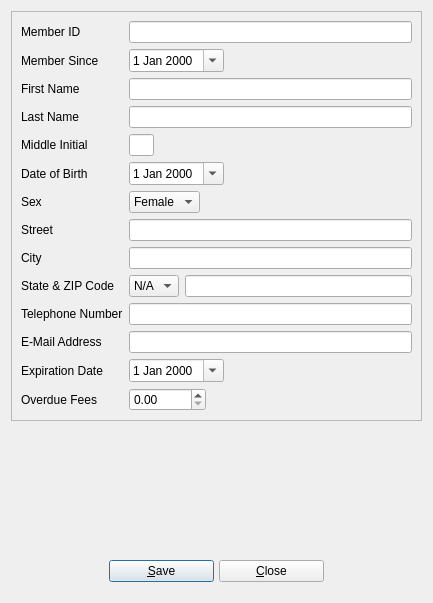
textbrowser/biblioteq, file userinfo.ui: the form before one commit.
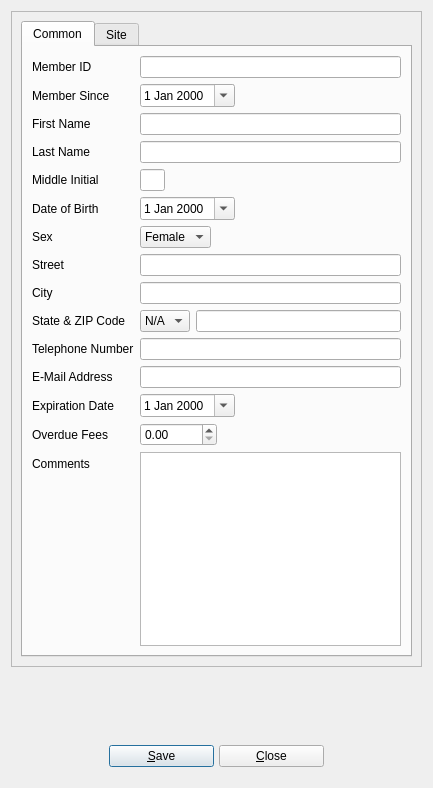
The form after the commit. Icons and pictures are not drawn.

```diff
--- a/userinfo.ui
+++ b/userinfo.ui
@@ -7,7 +7,7 @@
     <x>0</x>
     <y>0</y>
     <width>433</width>
-    <height>603</height>
+    <height>788</height>
    </rect>
   </property>
   <property name="windowTitle">
@@ -28,7 +28,244 @@
      </property>
      <layout class="QGridLayout">
       <item row="0" column="0">
-       <layout class="QGridLayout">
+       <widget class="QTabWidget" name="tabWidget">
+        <property name="currentIndex">
+         <number>0</number>
+        </property>
+        <widget class="QWidget" name="tab">
+         <attribute name="title">
+          <string>Common</string>
+         </attribute>
+         <layout class="QFormLayout" name="formLayout_2">
+          <item row="0" column="0">
+           <widget class="QLabel" name="label_5">
+            <property name="text">
+             <string>Member ID</string>
+            </property>
+           </widget>
+          </item>
+          <item row="0" column="1">
+           <widget class="QLineEdit" name="memberid">
+            <property name="maxLength">
+             <number>16</number>
+            </property>
+           </widget>
+          </item>
+          <item row="1" column="0">
+           <widget class="QLabel" name="label_9">
+            <property name="text">
+             <string>Member Since</string>
+            </property>
+           </widget>
+          </item>
+          <item row="1" column="1">
+           <layout class="QHBoxLayout">
+            <item>
+             <widget class="QDateEdit" name="membersince">
+              <property name="enabled">
+               <bool>true</bool>
+              </property>
+              <property name="readOnly">
+               <bool>false</bool>
+              </property>
+              <property name="calendarPopup">
+               <bool>true</bool>
+              </property>
+             </widget>
+            </item>
+            <item>
+             <spacer>
+              <property name="orientation">
+               <enum>Qt::Horizontal</enum>
+              </property>
+              <property name="sizeHint" stdset="0">
+               <size>
+                <width>40</width>
+                <height>20</height>
+               </size>
+              </property>
+             </spacer>
+            </item>
+           </layout>
+          </item>
+          <item row="2" column="0">
+           <widget class="QLabel" name="label">
+            <property name="text">
+             <string>First Name</string>
+            </property>
+           </widget>
+          </item>
+          <item row="2" column="1">
+           <widget class="QLineEdit" name="firstName">
+            <property name="maxLength">
+             <number>128</number>
+            </property>
+           </widget>
+          </item>
+          <item row="3" column="0">
+           <widget class="QLabel" name="label_4">
+            <property name="text">
+             <string>Last Name</string>
+            </property>
+           </widget>
+          </item>
+          <item row="3" column="1">
+           <widget class="QLineEdit" name="lastName">
+            <property name="maxLength">
+             <number>128</number>
+            </property>
+           </widget>
+          </item>
+          <item row="4" column="0">
+           <widget class="QLabel" name="label_8">
+            <property name="text">
+             <string>Middle Initial</string>
+            </property>
+           </widget>
+          </item>
+          <item row="4" column="1">
+           <layout class="QHBoxLayout">
+            <item>
+             <widget class="QLineEdit" name="middle">
+              <property name="minimumSize">
+               <size>
+                <width>25</width>
+                <height>0</height>
+               </size>
+              </property>
+              <property name="maximumSize">
+               <size>
+                <width>25</width>
+                <height>16777215</height>
+               </size>
+              </property>
+              <property name="maxLength">
+               <number>1</number>
+              </property>
+             </widget>
+            </item>
+            <item>
+             <spacer>
+              <property name="orientation">
+               <enum>Qt::Horizontal</enum>
+              </property>
+              <property name="sizeHint" stdset="0">
+               <size>
+                <width>40</width>
+                <height>20</height>
+               </size>
+              </property>
+             </spacer>
+            </item>
+           </layout>
+          </item>
+          <item row="5" column="0">
+           <widget class="QLabel" name="label_10">
+            <property name="text">
+             <string>Date of Birth</string>
+            </property>
+           </widget>
+          </item>
+          <item row="5" column="1">
+           <layout class="QHBoxLayout">
+            <item>
+             <widget class="QDateEdit" name="dob">
+              <property name="readOnly">
+               <bool>false</bool>
+              </property>
+              <property name="calendarPopup">
+               <bool>true</bool>
+              </property>
+             </widget>
+            </item>
+            <item>
+             <spacer>
+              <property name="orientation">
+               <enum>Qt::Horizontal</enum>
+              </property>
+              <property name="sizeHint" stdset="0">
+               <size>
+                <width>40</width>
+                <height>20</height>
+               </size>
+              </property>
+             </spacer>
+            </item>
+           </layout>
+          </item>
+          <item row="6" column="0">
+           <widget class="QLabel" name="label_11">
+            <property name="text">
+             <string>Sex</string>
+            </property>
+           </widget>
+          </item>
+          <item row="6" column="1">
+           <layout class="QHBoxLayout">
+            <item>
+             <widget class="QComboBox" name="sex">
+              <item>
+               <property name="text">
+                <string>Female</string>
+               </property>
+              </item>
+              <item>
+               <property name="text">
+                <string>Male</string>
+               </property>
+              </item>
+             </widget>
+            </item>
+            <item>
+             <spacer>
+              <property name="orientation">
+               <enum>Qt::Horizontal</enum>
+              </property>
+              <property name="sizeHint" stdset="0">
+               <size>
+                <width>40</width>
+                <height>20</height>
+               </size>
+              </property>
+             </spacer>
+            </item>
+           </layout>
+          </item>
+          <item row="7" column="0">
+           <widget class="QLabel" name="label_2">
+            <property name="text">
+             <string>Street</string>
+            </property>
+           </widget>
+          </item>
+          <item row="7" column="1">
+           <widget class="QLineEdit" name="street">
+            <property name="maxLength">
+             <number>256</number>
+            </property>
+           </widget>
+          </item>
+          <item row="8" column="0">
+           <widget class="QLabel" name="label_6">
+            <property name="text">
+             <string>City</string>
+            </property>
+           </widget>
+          </item>
+          <item row="8" column="1">
+           <widget class="QLineEdit" name="city">
+            <property name="maxLength">
+             <number>256</number>
+            </property>
+           </widget>
+          </item>
+          <item row="9" column="0">
+           <widget class="QLabel" name="label_7">
+            <property name="text">
+             <string>State &amp; ZIP Code</string>
+            </property>
+           </widget>
+          </item>
         <item row="9" column="1">
          <layout class="QHBoxLayout">
           <item>
@@ -299,20 +536,6 @@
           </item>
          </layout>
         </item>
-        <item row="10" column="1">
-         <widget class="QLineEdit" name="telephoneNumber">
-          <property name="maxLength">
-           <number>32</number>
-          </property>
-         </widget>
-        </item>
-        <item row="0" column="0">
-         <widget class="QLabel" name="label_5">
-          <property name="text">
-           <string>Member ID</string>
-          </property>
-         </widget>
-        </item>
         <item row="10" column="0">
          <widget class="QLabel" name="label_3">
           <property name="text">
@@ -320,228 +543,13 @@
           </property>
          </widget>
         </item>
-        <item row="7" column="1">
-         <widget class="QLineEdit" name="street">
+          <item row="10" column="1">
+           <widget class="QLineEdit" name="telephoneNumber">
           <property name="maxLength">
            <number>256</number>
           </property>
          </widget>
         </item>
-        <item row="7" column="0">
-         <widget class="QLabel" name="label_2">
-          <property name="text">
-           <string>Street</string>
-          </property>
-         </widget>
-        </item>
-        <item row="2" column="1">
-         <widget class="QLineEdit" name="firstName">
-          <property name="maxLength">
-           <number>128</number>
-          </property>
-         </widget>
-        </item>
-        <item row="5" column="0">
-         <widget class="QLabel" name="label_10">
-          <property name="text">
-           <string>Date of Birth</string>
-          </property>
-         </widget>
-        </item>
-        <item row="8" column="0">
-         <widget class="QLabel" name="label_6">
-          <property name="text">
-           <string>City</string>
-          </property>
-         </widget>
-        </item>
-        <item row="3" column="1">
-         <widget class="QLineEdit" name="lastName">
-          <property name="maxLength">
-           <number>128</number>
-          </property>
-         </widget>
-        </item>
-        <item row="9" column="0">
-         <widget class="QLabel" name="label_7">
-          <property name="text">
-           <string>State &amp; ZIP Code</string>
-          </property>
-         </widget>
-        </item>
-        <item row="4" column="1">
-         <layout class="QHBoxLayout">
-          <item>
-           <widget class="QLineEdit" name="middle">
-            <property name="minimumSize">
-             <size>
-              <width>25</width>
-              <height>0</height>
-             </size>
-            </property>
-            <property name="maximumSize">
-             <size>
-              <width>25</width>
-              <height>16777215</height>
-             </size>
-            </property>
-            <property name="maxLength">
-             <number>1</number>
-            </property>
-           </widget>
-          </item>
-          <item>
-           <spacer>
-            <property name="orientation">
-             <enum>Qt::Horizontal</enum>
-            </property>
-            <property name="sizeHint" stdset="0">
-             <size>
-              <width>40</width>
-              <height>20</height>
-             </size>
-            </property>
-           </spacer>
-          </item>
-         </layout>
-        </item>
-        <item row="8" column="1">
-         <widget class="QLineEdit" name="city">
-          <property name="maxLength">
-           <number>256</number>
-          </property>
-         </widget>
-        </item>
-        <item row="3" column="0">
-         <widget class="QLabel" name="label_4">
-          <property name="text">
-           <string>Last Name</string>
-          </property>
-         </widget>
-        </item>
-        <item row="0" column="1">
-         <widget class="QLineEdit" name="memberid">
-          <property name="maxLength">
-           <number>16</number>
-          </property>
-         </widget>
-        </item>
-        <item row="1" column="0">
-         <widget class="QLabel" name="label_9">
-          <property name="text">
-           <string>Member Since</string>
-          </property>
-         </widget>
-        </item>
-        <item row="2" column="0">
-         <widget class="QLabel" name="label">
-          <property name="text">
-           <string>First Name</string>
-          </property>
-         </widget>
-        </item>
-        <item row="4" column="0">
-         <widget class="QLabel" name="label_8">
-          <property name="text">
-           <string>Middle Initial</string>
-          </property>
-         </widget>
-        </item>
-        <item row="6" column="0">
-         <widget class="QLabel" name="label_11">
-          <property name="text">
-           <string>Sex</string>
-          </property>
-         </widget>
-        </item>
-        <item row="6" column="1">
-         <layout class="QHBoxLayout">
-          <item>
-           <widget class="QComboBox" name="sex">
-            <item>
-             <property name="text">
-              <string>Female</string>
-             </property>
-            </item>
-            <item>
-             <property name="text">
-              <string>Male</string>
-             </property>
-            </item>
-           </widget>
-          </item>
-          <item>
-           <spacer>
-            <property name="orientation">
-             <enum>Qt::Horizontal</enum>
-            </property>
-            <property name="sizeHint" stdset="0">
-             <size>
-              <width>40</width>
-              <height>20</height>
-             </size>
-            </property>
-           </spacer>
-          </item>
-         </layout>
-        </item>
-        <item row="1" column="1">
-         <layout class="QHBoxLayout">
-          <item>
-           <widget class="QDateEdit" name="membersince">
-            <property name="enabled">
-             <bool>true</bool>
-            </property>
-            <property name="readOnly">
-             <bool>false</bool>
-            </property>
-            <property name="calendarPopup">
-             <bool>true</bool>
-            </property>
-           </widget>
-          </item>
-          <item>
-           <spacer>
-            <property name="orientation">
-             <enum>Qt::Horizontal</enum>
-            </property>
-            <property name="sizeHint" stdset="0">
-             <size>
-              <width>40</width>
-              <height>20</height>
-             </size>
-            </property>
-           </spacer>
-          </item>
-         </layout>
-        </item>
-        <item row="5" column="1">
-         <layout class="QHBoxLayout">
-          <item>
-           <widget class="QDateEdit" name="dob">
-            <property name="readOnly">
-             <bool>false</bool>
-            </property>
-            <property name="calendarPopup">
-             <bool>true</bool>
-            </property>
-           </widget>
-          </item>
-          <item>
-           <spacer>
-            <property name="orientation">
-             <enum>Qt::Horizontal</enum>
-            </property>
-            <property name="sizeHint" stdset="0">
-             <size>
-              <width>40</width>
-              <height>20</height>
-             </size>
-            </property>
-           </spacer>
-          </item>
-         </layout>
-        </item>
         <item row="11" column="0">
          <widget class="QLabel" name="label_12">
           <property name="text">
@@ -613,7 +621,52 @@
           </property>
          </widget>
         </item>
-       </layout>
+          <item row="14" column="0">
+           <widget class="QLabel" name="label_15">
+            <property name="text">
+             <string>Comments</string>
+            </property>
+           </widget>
+          </item>
+          <item row="14" column="1">
+           <widget class="QTextEdit" name="comments">
+            <property name="acceptRichText">
+             <bool>false</bool>
+            </property>
+           </widget>
+          </item>
+         </layout>
+         <zorder></zorder>
+         <zorder></zorder>
+        </widget>
+        <widget class="QWidget" name="tab_2">
+         <attribute name="title">
+          <string>Site</string>
+         </attribute>
+         <layout class="QFormLayout" name="formLayout">
+          <item row="0" column="0">
+           <widget class="QLabel" name="label_17">
+            <property name="text">
+             <string>Class</string>
+            </property>
+           </widget>
+          </item>
+          <item row="0" column="1">
+           <widget class="QLineEdit" name="classfield"/>
+          </item>
+          <item row="1" column="0">
+           <widget class="QLabel" name="label_16">
+            <property name="text">
+             <string>General Registration Number</string>
+            </property>
+           </widget>
+          </item>
+          <item row="1" column="1">
+           <widget class="QLineEdit" name="generalregistrationnumber"/>
+          </item>
+         </layout>
+        </widget>
+       </widget>
       </item>
      </layout>
     </widget>
```
Left out of the diff: 6 changed lines with no effect on the pictures. Lines whose indentation alone changed are shown as unchanged.
